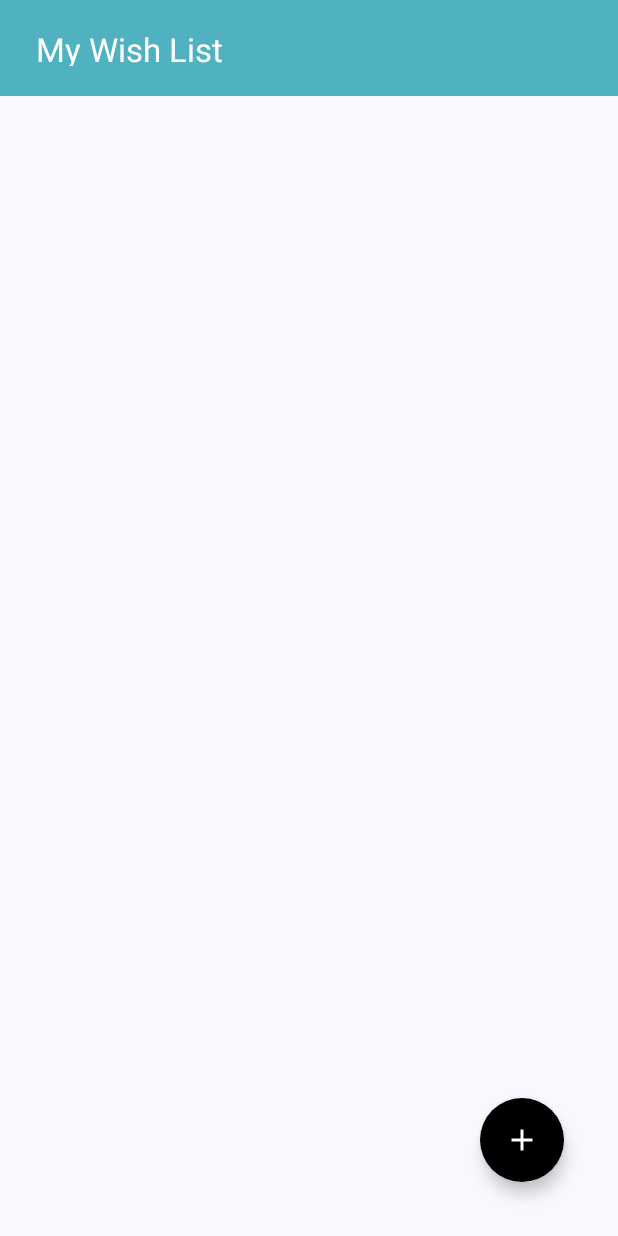
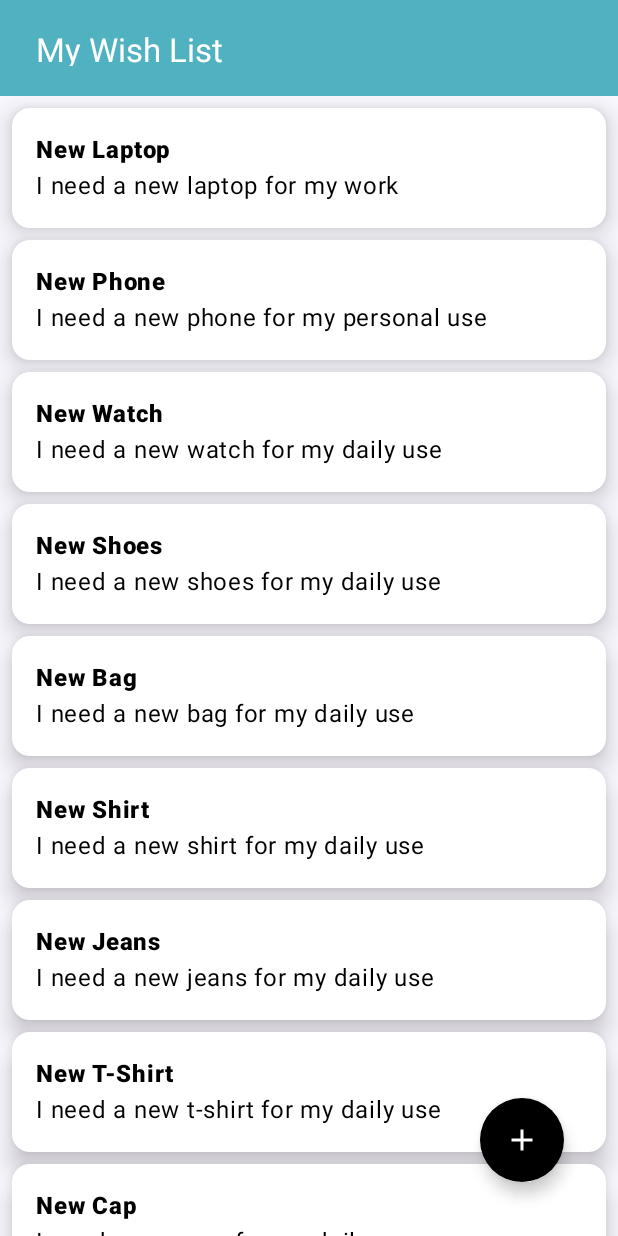
Before and after one commit to KrishKoria/MyWishListApp, an Android app built with Jetpack Compose: the screen it shows after launch (MainActivity), on a phone screen of 412 x 824 dp. Run offline under Robolectric (Android 15) with nearby library versions, the phone set to English and light mode, and no system bars.

```diff
--- a/app/build.gradle.kts
+++ b/app/build.gradle.kts
@@ -53,6 +53,7 @@ android {
 dependencies {
     implementation(libs.androidx.room.runtime)
     implementation(libs.androidx.room.ktx)
+    implementation(libs.androidx.navigation.compose)
     //noinspection KaptUsageInsteadOfKsp
     kapt(libs.androidx.room.compiler)
     implementation(libs.androidx.material)
--- a/app/src/main/java/com/example/mywishlistapp/HomeView.kt
+++ b/app/src/main/java/com/example/mywishlistapp/HomeView.kt
@@ -7,6 +7,7 @@ import androidx.compose.foundation.layout.fillMaxSize
 import androidx.compose.foundation.layout.fillMaxWidth
 import androidx.compose.foundation.layout.padding
 import androidx.compose.foundation.lazy.LazyColumn
+import androidx.compose.foundation.lazy.items
 import androidx.compose.material.icons.Icons
 import androidx.compose.material.icons.filled.Add
 import androidx.compose.material3.Card
@@ -22,6 +23,7 @@ import androidx.compose.ui.graphics.Color
 import androidx.compose.ui.platform.LocalContext
 import androidx.compose.ui.text.font.FontWeight
 import androidx.compose.ui.unit.dp
+import com.example.mywishlistapp.data.DummyWishes
 import com.example.mywishlistapp.data.Wish
 
 
@@ -54,7 +56,11 @@ fun HomeView() {
                 .fillMaxSize()
                 .padding(it)
         ) {
-
+            items(DummyWishes.wishes) { wish ->
+                WishItem(wish = wish, onWishClicked = {
+                    Toast.makeText(context, "Wish Item Clicked", Toast.LENGTH_SHORT).show()
+                })
+            }
         }
     }
 }
@@ -64,16 +70,18 @@ fun WishItem(
     wish: Wish,
     onWishClicked: () -> Unit
 ) {
-    Card(modifier = Modifier
-        .fillMaxWidth()
-        .padding(top = 8.dp, start = 8.dp, end = 8.dp)
-        .clickable { onWishClicked() },
-        elevation = CardDefaults.cardElevation(10.dp),
+    Card(
+        modifier = Modifier
+            .fillMaxWidth()
+            .padding(top = 8.dp, start = 8.dp, end = 8.dp)
+            .clickable { onWishClicked() },
+        elevation = CardDefaults.cardElevation(defaultElevation = 10.dp),
         colors = CardDefaults.cardColors(
-            containerColor = Color.White
+            containerColor = Color.White,
+            contentColor = Color.Black
         )
     ) {
-        Column(modifier = Modifier.padding(16.dp)){
+        Column(modifier = Modifier.padding(16.dp)) {
             Text(text = wish.title, fontWeight = FontWeight.ExtraBold)
             Text(text = wish.description)
         }
--- a/app/src/main/java/com/example/mywishlistapp/MainActivity.kt
+++ b/app/src/main/java/com/example/mywishlistapp/MainActivity.kt
@@ -19,7 +19,7 @@ class MainActivity : ComponentActivity() {
                     modifier = Modifier.fillMaxSize(),
                     color = MaterialTheme.colorScheme.background
                 ) {
-                    HomeView()
+                    Navigation()
                 }
             }
         }
--- /dev/null
+++ b/app/src/main/java/com/example/mywishlistapp/Navigation.kt
@@ -0,0 +1,20 @@
+package com.example.mywishlistapp
+
+import androidx.compose.runtime.Composable
+import androidx.lifecycle.viewmodel.compose.viewModel
+import androidx.navigation.NavHostController
+import androidx.navigation.compose.NavHost
+import androidx.navigation.compose.composable
+import androidx.navigation.compose.rememberNavController
+
+@Composable
+fun Navigation(viewModel: WishViewModel = viewModel(), navController: NavHostController = rememberNavController()) {
+    NavHost(navController = navController, startDestination = Screen.HomeScreen.route) {
+        composable(Screen.HomeScreen.route) {
+            HomeView()
+        }
+//        composable(Screen.AddDetailScreen.route) {
+//            AddDetailView(viewModel = viewModel, navController = navController)
+//        }
+    }
+}
--- /dev/null
+++ b/app/src/main/java/com/example/mywishlistapp/Screen.kt
@@ -0,0 +1,6 @@
+package com.example.mywishlistapp
+
+sealed class Screen(val route: String) {
+    data object HomeScreen : Screen("home")
+    data object AddDetailScreen : Screen("add_detail")
+}
--- /dev/null
+++ b/app/src/main/java/com/example/mywishlistapp/WishViewModel.kt
@@ -0,0 +1,7 @@
+package com.example.mywishlistapp
+
+import androidx.lifecycle.ViewModel
+
+class WishViewModel : ViewModel() {
+
+}
--- a/app/src/main/java/com/example/mywishlistapp/data/Wish.kt
+++ b/app/src/main/java/com/example/mywishlistapp/data/Wish.kt
@@ -5,3 +5,18 @@ data class Wish (
     val title: String = "",
     val description: String = "",
 )
+
+object DummyWishes{
+    val wishes = listOf(
+        Wish(1, "New Laptop", "I need a new laptop for my work"),
+        Wish(2, "New Phone", "I need a new phone for my personal use"),
+        Wish(3, "New Watch", "I need a new watch for my daily use"),
+        Wish(4, "New Shoes", "I need a new shoes for my daily use"),
+        Wish(5, "New Bag", "I need a new bag for my daily use"),
+        Wish(6, "New Shirt", "I need a new shirt for my daily use"),
+        Wish(7, "New Jeans", "I need a new jeans for my daily use"),
+        Wish(8, "New T-Shirt", "I need a new t-shirt for my daily use"),
+        Wish(9, "New Cap", "I need a new cap for my daily use"),
+        Wish(10, "New Socks", "I need a new socks for my daily use"),
+    )
+}
--- a/gradle/libs.versions.toml
+++ b/gradle/libs.versions.toml
@@ -9,11 +9,13 @@ lifecycleRuntimeKtx = "2.7.0"
 activityCompose = "1.8.2"
 composeBom = "2024.03.00"
 material = "1.6.4"
+navigationCompose = "2.7.7"
 roomRuntime = "2.6.1"
 
 [libraries]
 androidx-core-ktx = { group = "androidx.core", name = "core-ktx", version.ref = "coreKtx" }
 androidx-material = { module = "androidx.compose.material:material", version.ref = "material" }
+androidx-navigation-compose = { module = "androidx.navigation:navigation-compose", version.ref = "navigationCompose" }
 androidx-room-compiler = { module = "androidx.room:room-compiler", version.ref = "roomRuntime" }
 androidx-room-ktx = { module = "androidx.room:room-ktx", version.ref = "roomRuntime" }
 androidx-room-runtime = { module = "androidx.room:room-runtime", version.ref = "roomRuntime" }
```
